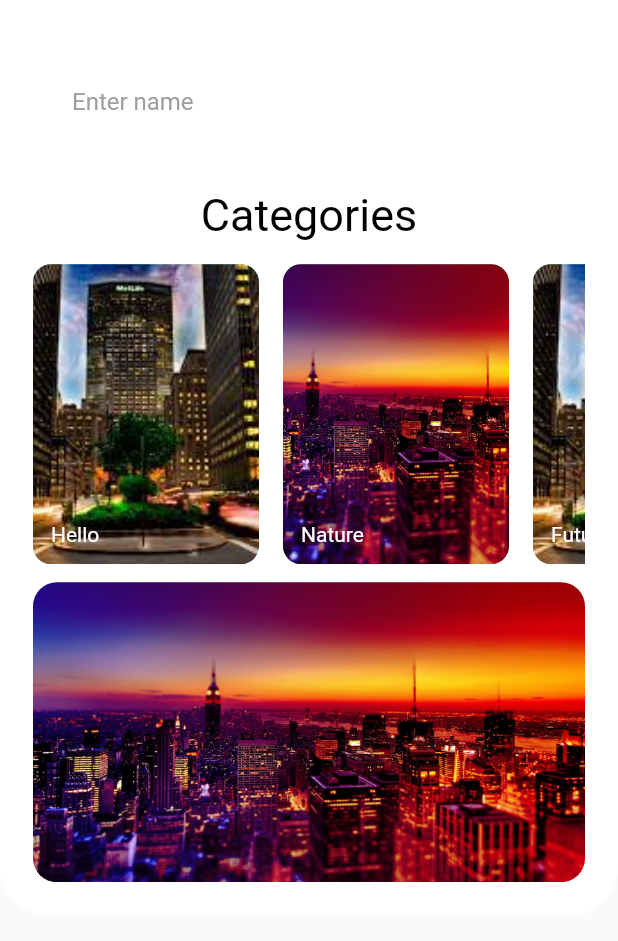
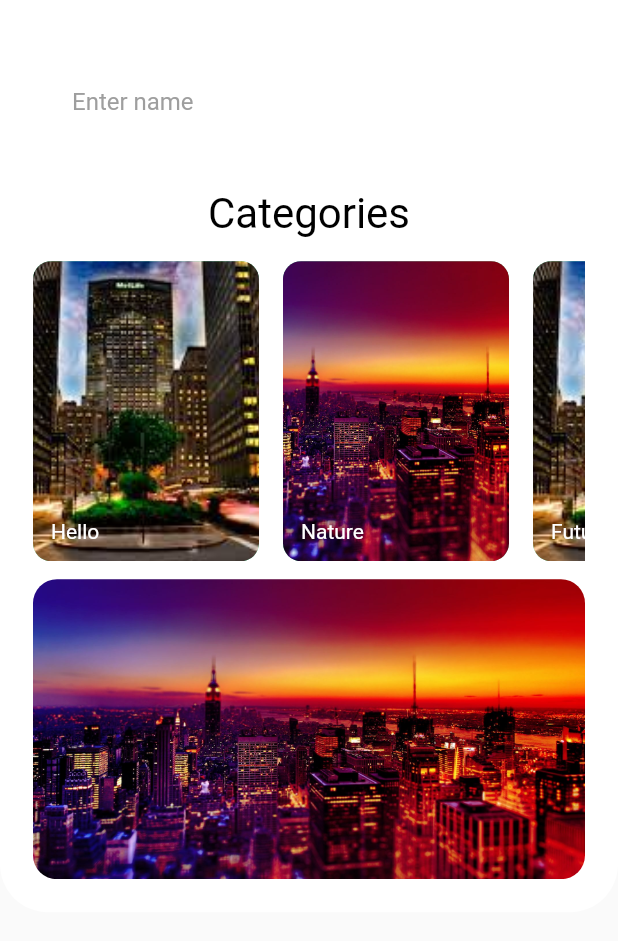
Before and after one commit to ahmerrkhan/wallpapers, a Flutter app: the screen it shows after launch, on a phone screen of 412 x 824 dp, the part 228-1169 px from its top. Run offline on Flutter 3.47's test engine with Material 2 defaults, Android fonts, the phone set to English and light mode, and no system bars.

Commit message:
Update mainScreen.dart

```diff
--- a/lightdarkthemeapp/lib/mainScreen.dart
+++ b/lightdarkthemeapp/lib/mainScreen.dart
@@ -75,7 +75,7 @@ class _mainScreenState extends State<mainScreen> {
                       children: [
                         Text(
                           'Categories',
-                          style: TextStyle(color: Colors.black, fontSize: 30.0),
+                          style: TextStyle(color: Colors.black, fontSize: 28.0),
                         ),
                         SizedBox(
                           height: 15.0,
```
